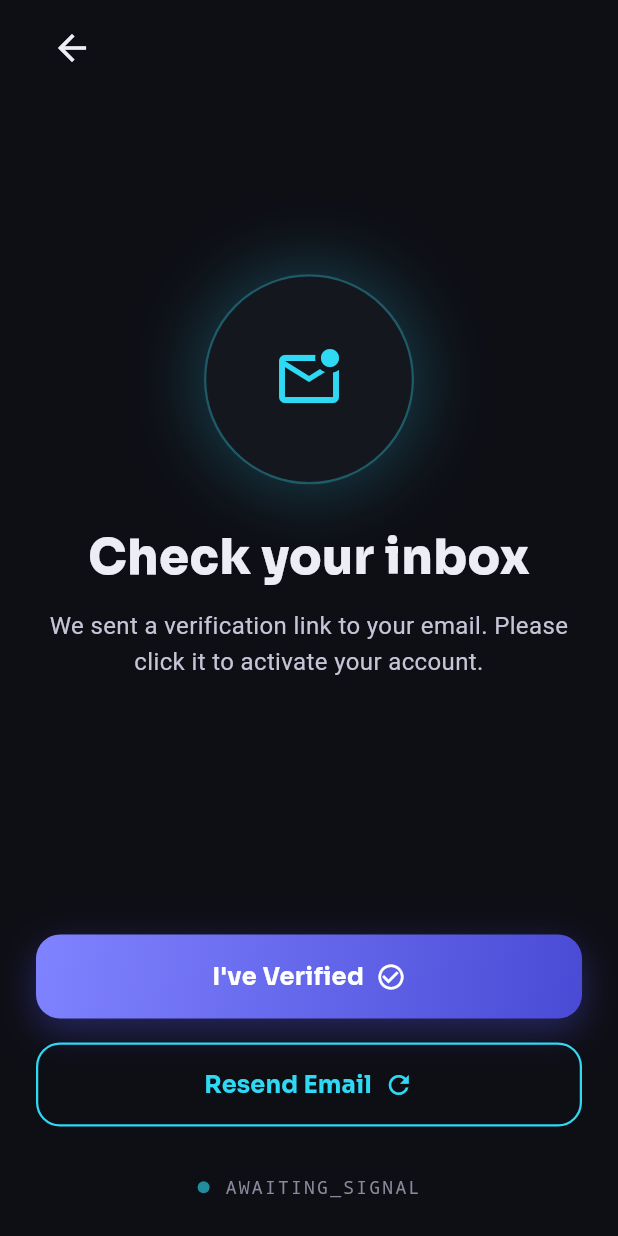
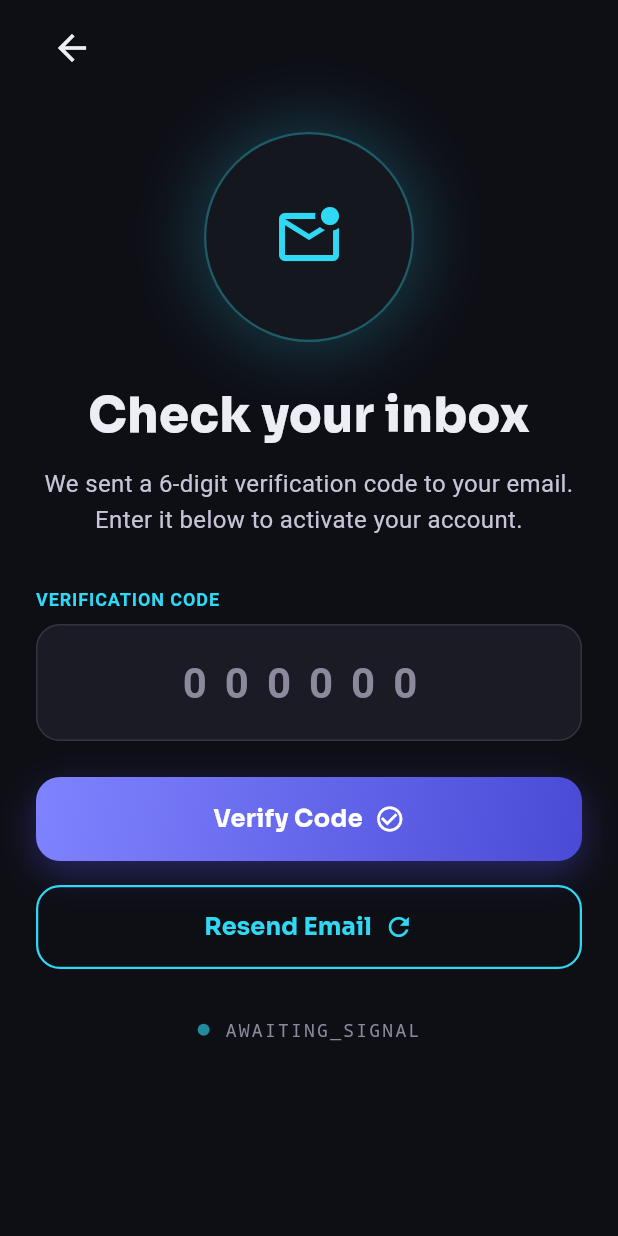
Before and after one commit to hasabir/Music_room, a Flutter app: the EmailVerificationPendingScreen screen opened directly with empty values, on a phone screen of 412 x 824 dp. Run offline on Flutter 3.47's test engine with Material 3 defaults, Android fonts, the phone set to English and light mode, and no system bars; our stand-ins replace flutter_secure_storage; accounts and stored records are empty.

Commit message:
feat: Implement email verification with 6-digit code and session management improvements

```diff
--- a/mobile/lib/auth/auth_models.dart
+++ b/mobile/lib/auth/auth_models.dart
@@ -28,26 +28,27 @@ class LoginResult {
   final AuthUser user;
 }
 
-/// The uid/token pair for confirming an account's email, as returned by the
-/// backend's `dev_verification` response field.
+/// The 6-digit verification code, as returned by the backend's
+/// `dev_verification` response field.
 ///
 /// The backend only includes this when running with `EMAIL_DEV_MODE` on
 /// (see `authentication/views.py`), as a way to exercise the verification
-/// flow without a real mail server. It carries the exact same uid/token the
-/// backend would otherwise deliver via the link in the verification email,
-/// so calling [AuthApi.verifyEmail] with it performs real backend
-/// verification — nothing about it is faked.
-class DevVerificationInfo {
-  const DevVerificationInfo({required this.uid, required this.token});
+/// flow without a real mail server. It carries the exact same code the
+/// backend would otherwise deliver by email, so prefilling
+/// [AuthApi.verifyEmail]'s input with it performs real backend
+/// verification — nothing about it is faked. Outside dev mode this is
+/// never present, and the user must type the code from their inbox.
+class VerificationCodeInfo {
+  const VerificationCodeInfo({required this.code, required this.expiresAt});
 
-  factory DevVerificationInfo.fromJson(Map<String, dynamic> json) =>
-      DevVerificationInfo(
-        uid: json['uid'] as String,
-        token: json['token'] as String,
+  factory VerificationCodeInfo.fromJson(Map<String, dynamic> json) =>
+      VerificationCodeInfo(
+        code: json['code'] as String,
+        expiresAt: DateTime.parse(json['expires_at'] as String),
       );
 
-  final String uid;
-  final String token;
+  final String code;
+  final DateTime expiresAt;
 }
 
 /// Result of a successful registration call.
@@ -57,5 +58,5 @@ class RegisterResult {
   final String email;
 
   /// Non-null only when the backend is running in dev-email mode.
-  final DevVerificationInfo? devVerification;
+  final VerificationCodeInfo? devVerification;
 }
--- a/mobile/lib/auth/email_verification_pending_screen.dart
+++ b/mobile/lib/auth/email_verification_pending_screen.dart
@@ -1,4 +1,5 @@
 import 'package:flutter/material.dart';
+import 'package:flutter/services.dart';
 
 import '../core/api/api_client.dart';
 import 'auth_api.dart';
@@ -18,19 +19,21 @@ class _PendingColors {
   static const statusText = Color(0xFF8B899B);
   static const errorText = Color(0xFFFF8A8A);
   static const successText = Color(0xFF6EE7C8);
+  static const fieldBackground = Color(0xFF1B1B26);
+  static const fieldBorder = Color(0xFF34333F);
 }
 
 /// Shown immediately after a successful registration, while the account
 /// still needs its email verified before the user can log in.
 ///
-/// The backend is the source of truth for verification: this screen never
-/// assumes success on its own. It confirms verification with
-/// [AuthApi.verifyEmail] using a uid/token pair, which is only available
-/// here if the backend included it as `dev_verification` (dev-email mode)
-/// on registration or resend. Outside of dev mode there is no
-/// verification-status-by-email endpoint to poll, so pressing "I've
-/// Verified" without a known uid/token honestly reports that verification
-/// can't be confirmed yet, rather than faking success.
+/// The backend emails a 6-digit code (see `authentication/models.py`'s
+/// `OTPCode`) rather than a clickable link, so this screen collects that
+/// code from the user and confirms it with [AuthApi.verifyEmail]. The
+/// backend is the source of truth: nothing here assumes success without
+/// that call succeeding. In dev-email mode the backend also returns the
+/// code directly as `dev_verification`, which is used only to prefill the
+/// field for convenience — the user (or this screen) still has to submit
+/// it through the real endpoint.
 class EmailVerificationPendingScreen extends StatefulWidget {
   const EmailVerificationPendingScreen({
     super.key,
@@ -39,7 +42,7 @@ class EmailVerificationPendingScreen extends StatefulWidget {
   });
 
   final String email;
-  final DevVerificationInfo? initialDevVerification;
+  final VerificationCodeInfo? initialDevVerification;
 
   @override
   State<EmailVerificationPendingScreen> createState() =>
@@ -49,8 +52,8 @@ class EmailVerificationPendingScreen extends StatefulWidget {
 class _EmailVerificationPendingScreenState
     extends State<EmailVerificationPendingScreen> {
   final _authApi = AuthApi();
+  final _codeController = TextEditingController();
 
-  late DevVerificationInfo? _devVerification;
   bool _isCheckingVerification = false;
   bool _isResending = false;
   String? _statusMessage;
@@ -59,17 +62,25 @@ class _EmailVerificationPendingScreenState
   @override
   void initState() {
     super.initState();
-    _devVerification = widget.initialDevVerification;
+    if (widget.initialDevVerification != null) {
+      _codeController.text = widget.initialDevVerification!.code;
+    }
   }
 
-  Future<void> _onIveVerified() async {
+  @override
+  void dispose() {
+    _codeController.dispose();
+    super.dispose();
+  }
+
+  Future<void> _onVerifyCode() async {
     if (_isCheckingVerification || _isResending) return;
 
-    final devVerification = _devVerification;
-    if (devVerification == null) {
+    final code = _codeController.text.trim();
+    if (code.length != 6) {
       setState(() {
         _statusIsError = true;
-        _statusMessage = "Your email hasn't been verified yet.";
+        _statusMessage = 'Enter the 6-digit code from your email.';
       });
       return;
     }
@@ -80,17 +91,15 @@ class _EmailVerificationPendingScreenState
     });
 
     try {
-      await _authApi.verifyEmail(
-        uid: devVerification.uid,
-        token: devVerification.token,
-      );
+      await _authApi.verifyEmail(email: widget.email, code: code);
 
       if (!mounted) return;
       Navigator.of(context)
           .push(MaterialPageRoute(builder: (_) => const EmailVerifiedScreen()));
     } on ApiException catch (error) {
       if (!mounted) return;
-      if (error.statusCode == 400) {
+      if (error.statusCode == 400 &&
+          error.message.toLowerCase().contains('expired')) {
         Navigator.of(context).push(
           MaterialPageRoute(
             builder: (_) => VerificationExpiredScreen(email: widget.email),
@@ -122,7 +131,7 @@ class _EmailVerificationPendingScreenState
 
       if (!mounted) return;
       setState(() {
-        _devVerification = devVerification ?? _devVerification;
+        _codeController.text = devVerification?.code ?? '';
         _statusIsError = false;
         _statusMessage = 'Verification email sent.';
       });
@@ -144,12 +153,12 @@ class _EmailVerificationPendingScreenState
       body: SafeArea(
         child: Padding(
           padding: const EdgeInsets.symmetric(horizontal: 24),
-          child: Column(
+          child: ListView(
             children: [
               const SizedBox(height: 8),
               _BackButton(onPressed: () => Navigator.of(context).pop()),
-              const Spacer(flex: 3),
-              const _VerificationIcon(),
+              const SizedBox(height: 32),
+              const Center(child: _VerificationIcon()),
               const SizedBox(height: 32),
               const Text(
                 'Check your inbox',
@@ -164,8 +173,8 @@ class _EmailVerificationPendingScreenState
               ),
               const SizedBox(height: 16),
               const Text(
-                'We sent a verification link to your email. Please '
-                'click it to activate your account.',
+                'We sent a 6-digit verification code to your email. '
+                'Enter it below to activate your account.',
                 textAlign: TextAlign.center,
                 style: TextStyle(
                   fontSize: 16,
@@ -173,7 +182,9 @@ class _EmailVerificationPendingScreenState
                   color: _PendingColors.description,
                 ),
               ),
-              const Spacer(flex: 4),
+              const SizedBox(height: 32),
+              _CodeField(controller: _codeController),
+              const SizedBox(height: 24),
               if (_statusMessage != null) ...[
                 Text(
                   _statusMessage!,
@@ -188,10 +199,10 @@ class _EmailVerificationPendingScreenState
                 const SizedBox(height: 16),
               ],
               _PrimaryButton(
-                label: "I've Verified",
+                label: 'Verify Code',
                 icon: Icons.check_circle_outline,
                 isLoading: _isCheckingVerification,
-                onPressed: _isResending ? null : _onIveVerified,
+                onPressed: _isResending ? null : _onVerifyCode,
               ),
               const SizedBox(height: 16),
               _SecondaryButton(
@@ -264,6 +275,73 @@ class _VerificationIcon extends StatelessWidget {
           size: 48,
         ),
       ),
+    );
+  }
+}
+
+class _CodeField extends StatelessWidget {
+  const _CodeField({required this.controller});
+
+  final TextEditingController controller;
+
+  @override
+  Widget build(BuildContext context) {
+    return Column(
+      crossAxisAlignment: CrossAxisAlignment.start,
+      children: [
+        const Text(
+          'VERIFICATION CODE',
+          textAlign: TextAlign.center,
+          style: TextStyle(
+            fontSize: 12,
+            fontWeight: FontWeight.w600,
+            letterSpacing: 0.05 * 12,
+            color: _PendingColors.tertiary,
+          ),
+        ),
+        const SizedBox(height: 8),
+        TextField(
+          controller: controller,
+          keyboardType: TextInputType.number,
+          textAlign: TextAlign.center,
+          maxLength: 6,
+          inputFormatters: [
+            FilteringTextInputFormatter.digitsOnly,
+            LengthLimitingTextInputFormatter(6),
+          ],
+          style: const TextStyle(
+            fontSize: 28,
+            fontWeight: FontWeight.w700,
+            letterSpacing: 12,
+            color: _PendingColors.title,
+          ),
+          decoration: InputDecoration(
+            counterText: '',
+            hintText: '000000',
+            hintStyle: const TextStyle(
+              fontSize: 28,
+              fontWeight: FontWeight.w700,
+              letterSpacing: 12,
+              color: _PendingColors.statusText,
+            ),
+            filled: true,
+            fillColor: _PendingColors.fieldBackground,
+            contentPadding: const EdgeInsets.symmetric(vertical: 18),
+            border: OutlineInputBorder(
+              borderRadius: BorderRadius.circular(16),
+              borderSide: const BorderSide(color: _PendingColors.fieldBorder),
+            ),
+            enabledBorder: OutlineInputBorder(
+              borderRadius: BorderRadius.circular(16),
+              borderSide: const BorderSide(color: _PendingColors.fieldBorder),
+            ),
+            focusedBorder: OutlineInputBorder(
+              borderRadius: BorderRadius.circular(16),
+              borderSide: const BorderSide(color: _PendingColors.tertiary),
+            ),
+          ),
+        ),
+      ],
     );
   }
 }
@@ -390,11 +468,7 @@ class _SecondaryButton extends StatelessWidget {
                     ),
                   ),
                   const SizedBox(width: 8),
-                  const Icon(
-                    Icons.refresh,
-                    color: _PendingColors.tertiary,
-                    size: 20,
-                  ),
+                  Icon(icon, color: _PendingColors.tertiary, size: 20),
                 ],
               ),
       ),
--- a/mobile/lib/auth/verification_expired_screen.dart
+++ b/mobile/lib/auth/verification_expired_screen.dart
@@ -18,8 +18,8 @@ class _ExpiredColors {
   static const errorText = Color(0xFFFF8A8A);
 }
 
-/// Shown when the backend reports that a verification uid/token pair is
-/// invalid, already used, or expired (see [AuthApi.verifyEmail]).
+/// Shown when the backend reports that a verification code has expired
+/// (see [AuthApi.verifyEmail]) — 15 minutes after it was issued.
 class VerificationExpiredScreen extends StatefulWidget {
   const VerificationExpiredScreen({super.key, required this.email});
 
--- a/mobile/lib/core/api/api_config.dart
+++ b/mobile/lib/core/api/api_config.dart
@@ -8,7 +8,7 @@
 class ApiConfig {
   const ApiConfig._();
 
-  static const String baseUrl = 'http://10.32.129.163:8000';
+  static const String baseUrl = 'http://10.116.112.13:8000';
 
   static const String registerEndpoint = '/api/v1/auth/register/';
   static const String loginEndpoint = '/api/v1/auth/login/';
@@ -16,6 +16,7 @@ class ApiConfig {
   static const String verifyEmailEndpoint = '/api/v1/auth/verify-email/';
   static const String resendVerificationEndpoint =
       '/api/v1/auth/resend-verification/';
+  static const String tokenRefreshEndpoint = '/api/v1/auth/token/refresh/';
 
   static Uri registerUri() => Uri.parse('$baseUrl$registerEndpoint');
   static Uri loginUri() => Uri.parse('$baseUrl$loginEndpoint');
@@ -23,4 +24,5 @@ class ApiConfig {
   static Uri verifyEmailUri() => Uri.parse('$baseUrl$verifyEmailEndpoint');
   static Uri resendVerificationUri() =>
       Uri.parse('$baseUrl$resendVerificationEndpoint');
+  static Uri tokenRefreshUri() => Uri.parse('$baseUrl$tokenRefreshEndpoint');
 }
--- a/mobile/lib/core/auth/token_storage.dart
+++ b/mobile/lib/core/auth/token_storage.dart
@@ -22,6 +22,11 @@ class TokenStorage {
     ]);
   }
 
+  /// Overwrites just the access token, leaving the refresh token as-is.
+  /// Used after a successful `/token/refresh/` call.
+  Future<void> saveAccessToken(String accessToken) =>
+      _storage.write(key: _accessTokenKey, value: accessToken);
+
   Future<String?> readAccessToken() => _storage.read(key: _accessTokenKey);
 
   Future<String?> readRefreshToken() => _storage.read(key: _refreshTokenKey);
```
Also changed, not shown: mobile/lib/auth/auth_api.dart (+80 -24 lines), mobile/lib/auth/auth_state.dart (+5 -3 lines), mobile/lib/home/home_screen.dart (+16 -9 lines).
